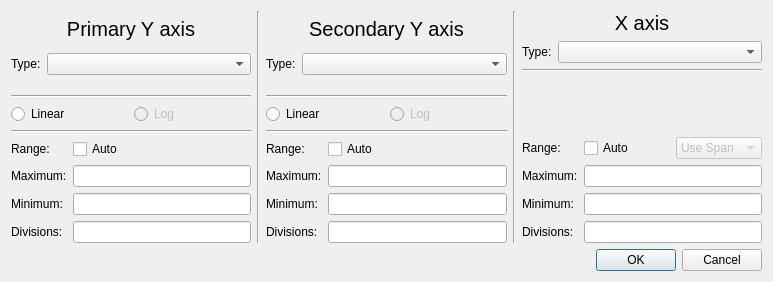
jankae/LibreVNA, file Software/PC_Application/Traces/xyplotaxisdialog.ui: the form before one commit.
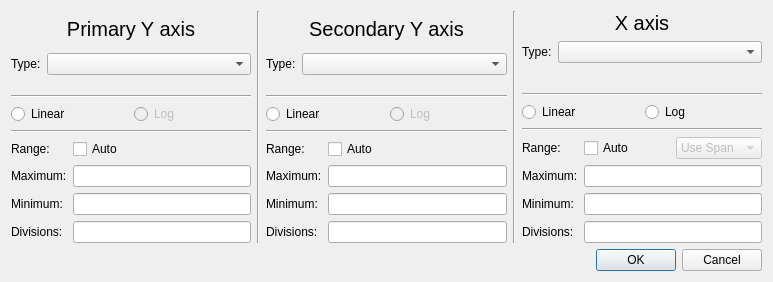
The form after the commit. Custom widgets are drawn as their Qt base class.

The edit to the form file:
```diff
--- a/Software/PC_Application/Traces/xyplotaxisdialog.ui
+++ b/Software/PC_Application/Traces/xyplotaxisdialog.ui
@@ -21,7 +21,7 @@
   </property>
   <layout class="QVBoxLayout" name="verticalLayout_4">
    <item>
-    <layout class="QHBoxLayout" name="horizontalLayout_4">
+    <layout class="QHBoxLayout" name="horizontalLayout_5">
      <item>
       <layout class="QVBoxLayout" name="verticalLayout">
        <item>
@@ -325,17 +325,38 @@
         </widget>
        </item>
        <item>
-        <spacer name="verticalSpacer">
+        <layout class="QHBoxLayout" name="horizontalLayout_4">
+         <item>
+          <widget class="QRadioButton" name="Xlinear">
+           <property name="text">
+            <string>Linear</string>
+           </property>
+           <attribute name="buttonGroup">
+            <string notr="true">Xgroup</string>
+           </attribute>
+          </widget>
+         </item>
+         <item>
+          <widget class="QRadioButton" name="Xlog">
+           <property name="enabled">
+            <bool>true</bool>
+           </property>
+           <property name="text">
+            <string>Log</string>
+           </property>
+           <attribute name="buttonGroup">
+            <string notr="true">Xgroup</string>
+           </attribute>
+          </widget>
+         </item>
+        </layout>
+       </item>
+       <item>
+        <widget class="Line" name="line_8">
          <property name="orientation">
-          <enum>Qt::Vertical</enum>
+          <enum>Qt::Horizontal</enum>
          </property>
-         <property name="sizeHint" stdset="0">
-          <size>
-           <width>20</width>
-           <height>40</height>
-          </size>
-         </property>
-        </spacer>
+        </widget>
        </item>
        <item>
         <layout class="QFormLayout" name="formLayout_6">
```
Left out of the diff: 1 changed line with no effect on the pictures.
